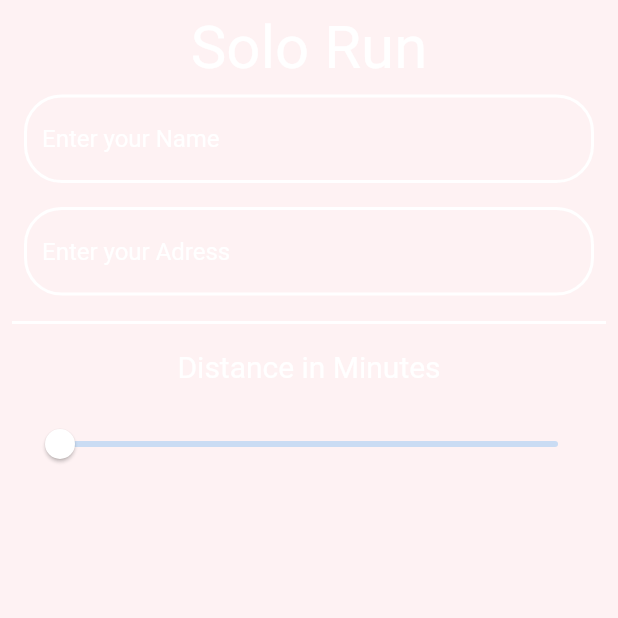
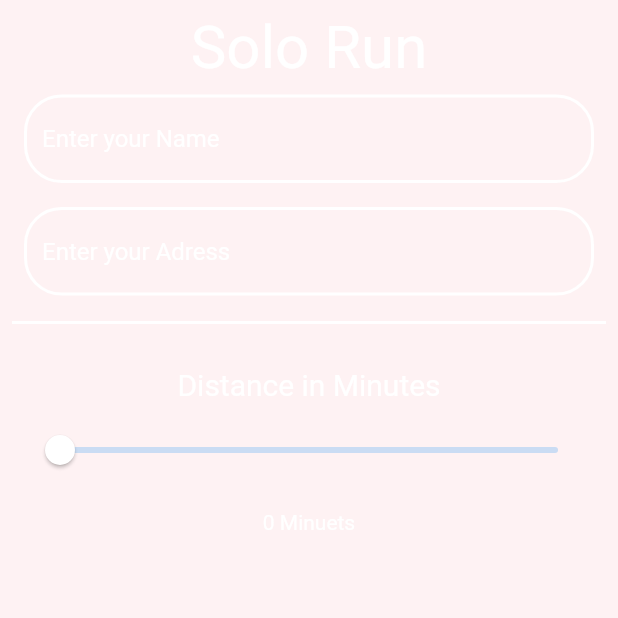
Before and after one commit to gasigala/SPS-Team-17, a Flutter app: the screen it shows after launch, after a tap on "Solo Room", on a phone screen of 412 x 824 dp, the top half of it. Run offline on Flutter 3.47's test engine with Material 2 defaults, Android fonts, the phone set to English and light mode, and no system bars.

Commit message:
add slider range text

```diff
--- a/lib/screen-slider.dart
+++ b/lib/screen-slider.dart
@@ -1,12 +1,13 @@
 import 'package:flutter/material.dart';
 
+//this is the widget for the slider and accompaning text
 class ScreenSlider extends StatefulWidget {
   @override
   State createState() => _ScreenSlider();
 }
 
 class _ScreenSlider extends State<ScreenSlider> {
-  var range_num = 0.0;
+  int range_num = 0;
 
   void _moveSlider() {}
   @override
@@ -15,9 +16,12 @@ class _ScreenSlider extends State<ScreenSlider> {
       child: Column(
         children: [
           Padding(
-            padding: const EdgeInsets.all(8.0),
+            padding: const EdgeInsets.fromLTRB(0, 20, 0, 0),
             child: Container(
-              child: Text('Distance in Minutes', style: TextStyle(color: Colors.white, fontSize: 20),),
+              child: Text(
+                'Distance in Minutes',
+                style: TextStyle(color: Colors.white, fontSize: 20),
+              ),
             ),
           ),
           Padding(
@@ -25,14 +29,24 @@ class _ScreenSlider extends State<ScreenSlider> {
             child: Slider(
                 min: 0.0,
                 max: 30.0,
-                value: range_num,
+                value: range_num.toDouble(),
                 activeColor: Colors.white,
-                onChanged: (newValue) {
+                //where the actual values are updated
+                onChanged: (double newValue) {
                   setState(() {
-                    range_num = newValue;
+                    range_num = newValue.round();
                   });
                 }),
           ),
+          Padding(
+            padding: const EdgeInsets.all(8),
+            child: Container(
+              child: Text(
+                "$range_num Minuets",
+                style: TextStyle(color: Colors.white),
+              ),
+            ),
+          )
         ],
       ),
     );
```
